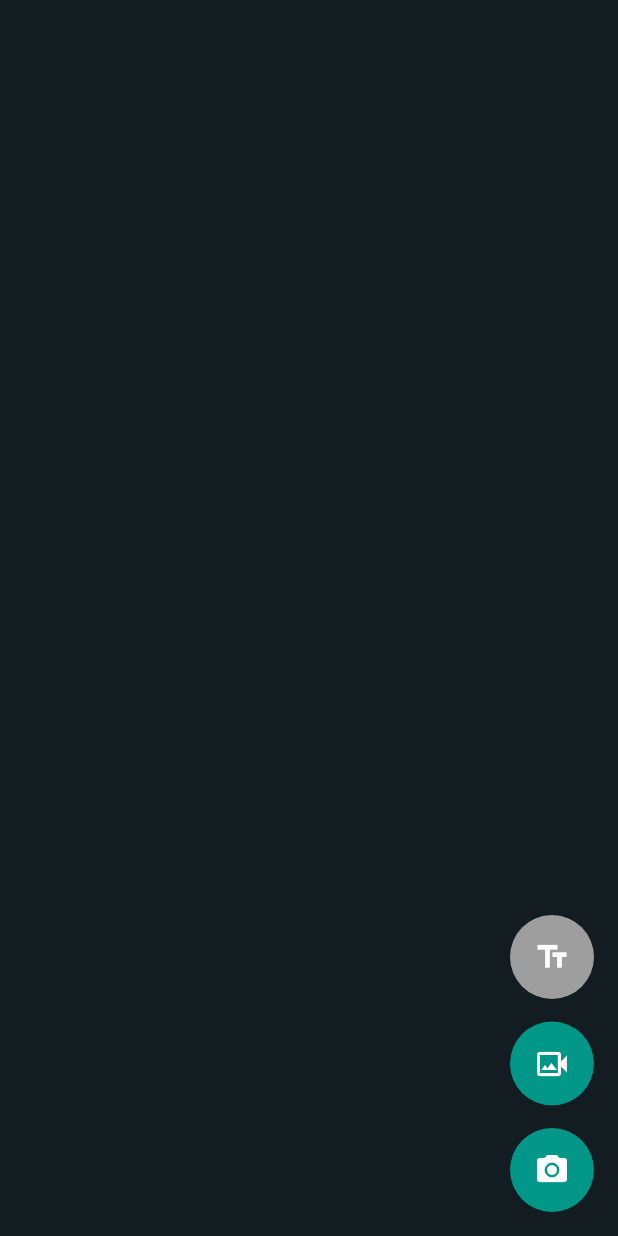
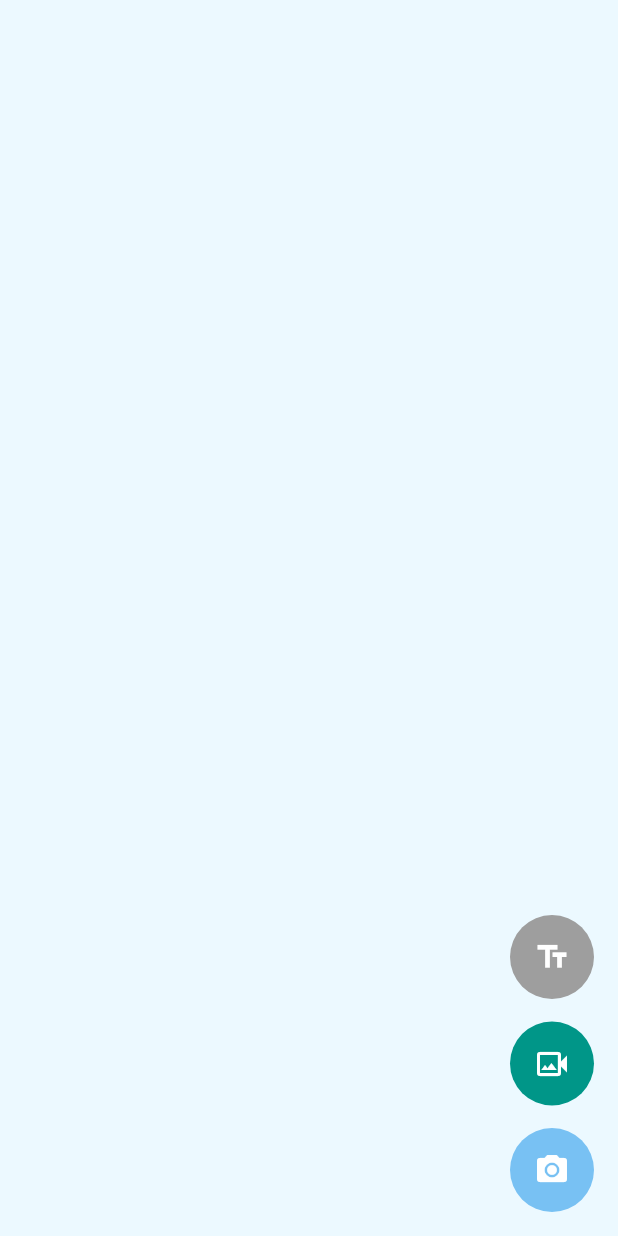
Before and after one commit to Ali-2001-Eg/Lango, a Flutter app: the StatusContactsScreen screen opened directly, on a phone screen of 412 x 824 dp. Run offline on Flutter 3.47's test engine with Material 2 defaults, Android fonts, the phone set to English and light mode, and no system bars; our stand-ins replace audioplayers, cached_network_image, cloud_firestore, country_picker, emoji_picker_flutter, file_picker and 10 more; missing offline and left inert: agora_uikit, cached_video_player, enough_giphy_flutter, flutter_sound, syncfusion_flutter_pdfviewer; accounts and stored records are empty.

Commit message:
Adding light and dark themes

```diff
--- a/lib/screens/status/status_contacts_screen.dart
+++ b/lib/screens/status/status_contacts_screen.dart
@@ -119,8 +119,8 @@ class StatusContactsScreen extends ConsumerWidget {
                         file: pickedImage, type: MessageEnum.image));
               }
             },
-            elevation: 0,
-            backgroundColor: Colors.teal,
+            // elevation: 0,
+            // backgroundColor: Colors.teal,
             child: const Icon(
               Icons.camera_alt,
               color: Colors.white,
--- /dev/null
+++ b/lib/shared/enums/app_theme.dart
@@ -0,0 +1,5 @@
+enum AppTheme {
+  light,
+  dark,
+
+}
--- a/lib/shared/utils/functions.dart
+++ b/lib/shared/utils/functions.dart
@@ -4,6 +4,8 @@ import 'package:enough_giphy_flutter/enough_giphy_flutter.dart';
 import 'package:flutter/material.dart';
 import 'package:image_picker/image_picker.dart';
 import 'package:file_picker/file_picker.dart';
+
+import 'colors.dart';
 
 //screen size
 Size size(BuildContext context) => MediaQuery.of(context).size;
@@ -125,3 +127,58 @@ void navTo(context, screen) => Navigator.of(context).push(MaterialPageRoute(
     ));
 void navToNamed(context, routeName) =>
     Navigator.of(context).pushNamed(routeName);
+
+ThemeData get lightMode => ThemeData.light().copyWith(
+      scaffoldBackgroundColor: lightScaffold,
+      iconTheme: const IconThemeData(
+        color: lightButton,
+      ),
+      iconButtonTheme: const IconButtonThemeData(
+        style: ButtonStyle(
+          elevation: MaterialStatePropertyAll<double>(0),
+          iconColor: MaterialStatePropertyAll<Color>(lightButton),
+        ),
+      ),
+      cardColor: lightMessage,
+      indicatorColor: lightBar,
+      appBarTheme: const AppBarTheme(
+        color: lightAppBar,
+        titleTextStyle: TextStyle(color: Colors.white),
+        elevation: 0,
+      ),
+      floatingActionButtonTheme: const FloatingActionButtonThemeData(
+        elevation: 0,
+        backgroundColor: lightAppBar,
+      ),
+      textTheme: const TextTheme(
+          titleMedium: TextStyle(
+        color: lightText,
+        fontWeight: FontWeight.w500,
+      )),
+    );
+ThemeData get darkMode => ThemeData.dark().copyWith(
+      textTheme: const TextTheme(
+          titleMedium:
+              TextStyle(color: textColor, fontWeight: FontWeight.bold)),
+      scaffoldBackgroundColor: backgroundColor,
+      indicatorColor: tabColor,
+      cardColor: messageColor,
+      iconTheme: const IconThemeData(
+        color: Colors.grey,
+      ),
+      iconButtonTheme: const IconButtonThemeData(
+        style: ButtonStyle(
+          elevation: MaterialStatePropertyAll<double>(0),
+          iconColor: MaterialStatePropertyAll<Color>(Colors.grey),
+        ),
+      ),
+      appBarTheme: const AppBarTheme(
+        color: appBarColor,
+        titleTextStyle: TextStyle(color: Colors.grey),
+        elevation: 0,
+      ),
+      floatingActionButtonTheme: const FloatingActionButtonThemeData(
+        elevation: 0,
+        backgroundColor: tabColor,
+      ),
+    );
--- a/lib/shared/widgets/message_tile.dart
+++ b/lib/shared/widgets/message_tile.dart
@@ -46,15 +46,15 @@ class MessageTile extends StatelessWidget {
           constraints: BoxConstraints(
               maxWidth: MediaQuery.of(context).size.width - 45, minHeight: 40),
           child: Card(
-            elevation: 1,
+            elevation: 0,
             shape:
                 RoundedRectangleBorder(borderRadius: BorderRadius.circular(8)),
             color: messageType == MessageEnum.image ||
                     messageType == MessageEnum.video ||
                     messageType == MessageEnum.pdf ||
                     messageType == MessageEnum.gif
-                ? backgroundColor
-                : messageColor,
+                ? Theme.of(context).scaffoldBackgroundColor
+                : Theme.of(context).cardColor,
             margin: const EdgeInsets.symmetric(horizontal: 15, vertical: 5),
             child: Column(
               crossAxisAlignment: CrossAxisAlignment.end,
```
Also changed, not shown: lib/main.dart (+8 -6 lines), lib/screens/chat/chat_screen.dart (+18 -6 lines), lib/screens/contact_list/contact_list_screen.dart (+23 -6 lines), lib/screens/home_screen.dart (+13 -13 lines), lib/screens/settings/settings_screen.dart (added, +22 -0 lines), lib/shared/notifiers/theme_notifier.dart (added, +20 -0 lines), lib/shared/routes/routes.dart (+7 -0 lines), lib/shared/utils/colors.dart (+7 -0 lines), lib/shared/widgets/message_widget.dart (+21 -23 lines).
